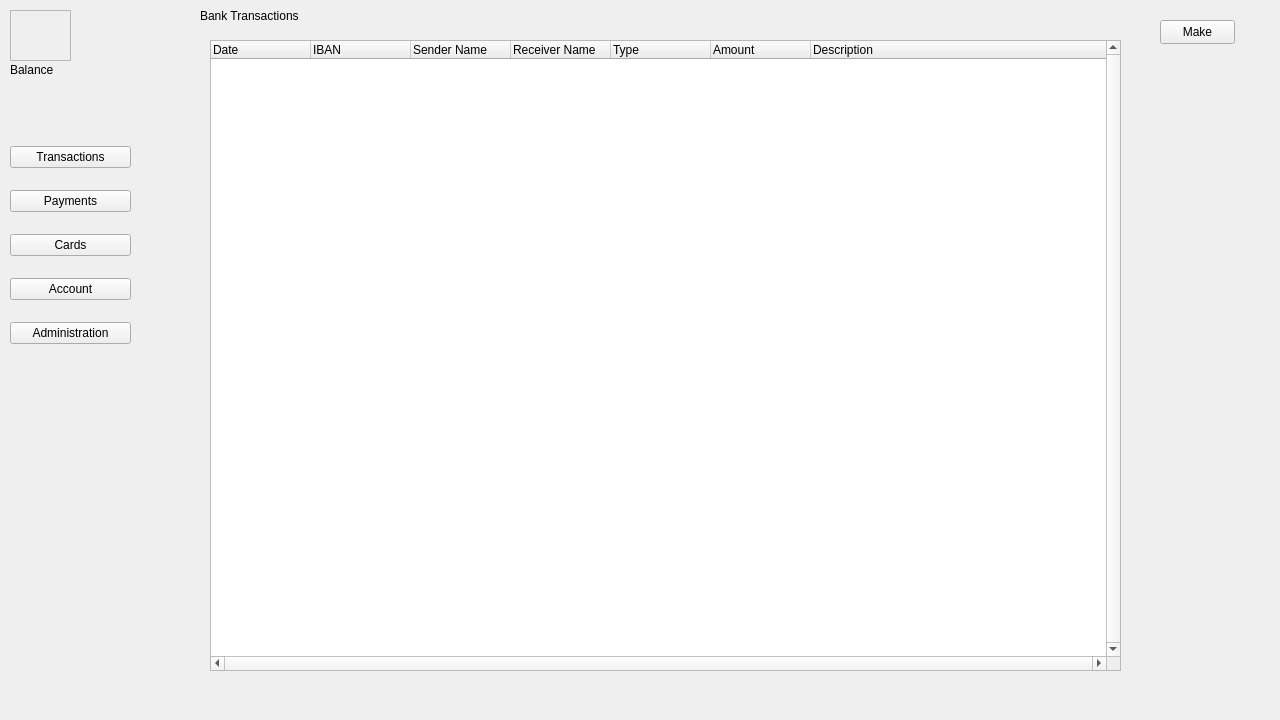
Old version of the form forms/mainwindow.ui in the repository IVAndreev21/YRT.
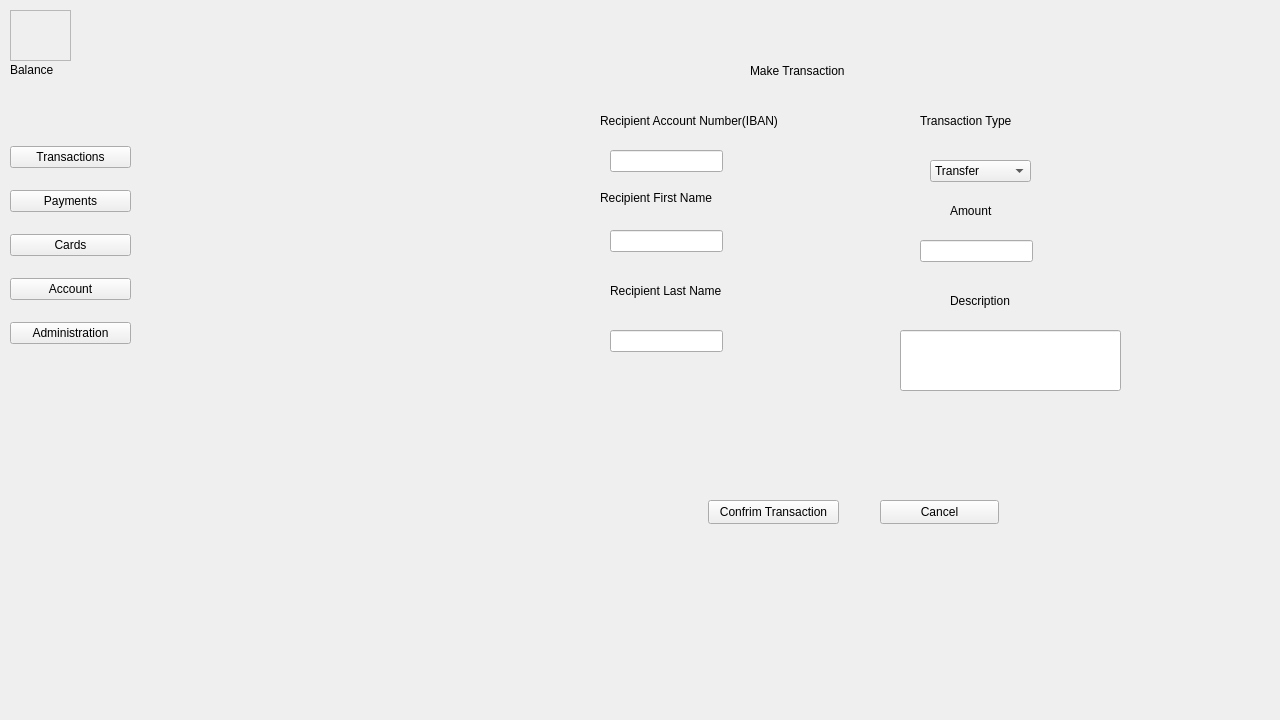
New version of the form. Icons and pictures are not drawn.

Commit message: Make "create transaction" page UI

Patch:
```diff
--- a/forms/mainwindow.ui
+++ b/forms/mainwindow.ui
@@ -147,7 +147,7 @@
     </rect>
    </property>
    <property name="currentIndex">
-    <number>0</number>
+    <number>5</number>
    </property>
    <widget class="QWidget" name="transacions_page">
     <widget class="QLabel" name="label">
@@ -220,7 +220,7 @@
     <widget class="QPushButton" name="make_BTN">
      <property name="geometry">
       <rect>
-       <x>970</x>
+       <x>980</x>
        <y>20</y>
        <width>75</width>
        <height>24</height>
@@ -332,6 +332,205 @@
      </property>
     </widget>
    </widget>
+   <widget class="QWidget" name="make_transaction_page">
+    <widget class="QLabel" name="type_mt_LA">
+     <property name="geometry">
+      <rect>
+       <x>730</x>
+       <y>110</y>
+       <width>101</width>
+       <height>21</height>
+      </rect>
+     </property>
+     <property name="text">
+      <string>Transaction Type</string>
+     </property>
+    </widget>
+    <widget class="QLineEdit" name="last_name_mt_LE">
+     <property name="geometry">
+      <rect>
+       <x>420</x>
+       <y>330</y>
+       <width>113</width>
+       <height>22</height>
+      </rect>
+     </property>
+    </widget>
+    <widget class="QLabel" name="IBAN_mt_LA">
+     <property name="geometry">
+      <rect>
+       <x>410</x>
+       <y>110</y>
+       <width>251</width>
+       <height>21</height>
+      </rect>
+     </property>
+     <property name="text">
+      <string>Recipient Account Number(IBAN)</string>
+     </property>
+    </widget>
+    <widget class="QLabel" name="amount_mt_LA">
+     <property name="geometry">
+      <rect>
+       <x>760</x>
+       <y>200</y>
+       <width>101</width>
+       <height>21</height>
+      </rect>
+     </property>
+     <property name="text">
+      <string>Amount</string>
+     </property>
+    </widget>
+    <widget class="QLineEdit" name="amount_mt_LE">
+     <property name="geometry">
+      <rect>
+       <x>730</x>
+       <y>240</y>
+       <width>113</width>
+       <height>22</height>
+      </rect>
+     </property>
+    </widget>
+    <widget class="QPushButton" name="confrim_mt_PB">
+     <property name="geometry">
+      <rect>
+       <x>518</x>
+       <y>500</y>
+       <width>131</width>
+       <height>24</height>
+      </rect>
+     </property>
+     <property name="text">
+      <string>Confrim Transaction</string>
+     </property>
+    </widget>
+    <widget class="QLabel" name="description_mt_LA">
+     <property name="geometry">
+      <rect>
+       <x>760</x>
+       <y>290</y>
+       <width>101</width>
+       <height>21</height>
+      </rect>
+     </property>
+     <property name="text">
+      <string>Description</string>
+     </property>
+    </widget>
+    <widget class="QComboBox" name="type_mt_CB">
+     <property name="geometry">
+      <rect>
+       <x>740</x>
+       <y>160</y>
+       <width>101</width>
+       <height>22</height>
+      </rect>
+     </property>
+     <item>
+      <property name="text">
+       <string>Transfer</string>
+      </property>
+     </item>
+     <item>
+      <property name="text">
+       <string>Bill Payment</string>
+      </property>
+     </item>
+     <item>
+      <property name="text">
+       <string>Online Purchase</string>
+      </property>
+     </item>
+     <item>
+      <property name="text">
+       <string>Loan Payment</string>
+      </property>
+     </item>
+    </widget>
+    <widget class="QLineEdit" name="IBAN_mt_LE">
+     <property name="geometry">
+      <rect>
+       <x>420</x>
+       <y>150</y>
+       <width>113</width>
+       <height>22</height>
+      </rect>
+     </property>
+    </widget>
+    <widget class="QLineEdit" name="first_name_mt_LE">
+     <property name="geometry">
+      <rect>
+       <x>420</x>
+       <y>230</y>
+       <width>113</width>
+       <height>22</height>
+      </rect>
+     </property>
+    </widget>
+    <widget class="QLineEdit" name="description_mt_LE">
+     <property name="geometry">
+      <rect>
+       <x>710</x>
+       <y>330</y>
+       <width>221</width>
+       <height>61</height>
+      </rect>
+     </property>
+    </widget>
+    <widget class="QPushButton" name="cancel_mt_PB">
+     <property name="geometry">
+      <rect>
+       <x>690</x>
+       <y>500</y>
+       <width>119</width>
+       <height>24</height>
+      </rect>
+     </property>
+     <property name="text">
+      <string>Cancel</string>
+     </property>
+    </widget>
+    <widget class="QLabel" name="first_name_mt_LA">
+     <property name="geometry">
+      <rect>
+       <x>410</x>
+       <y>190</y>
+       <width>321</width>
+       <height>16</height>
+      </rect>
+     </property>
+     <property name="text">
+      <string>Recipient First Name</string>
+     </property>
+    </widget>
+    <widget class="QLabel" name="make_transaction_LA">
+     <property name="geometry">
+      <rect>
+       <x>560</x>
+       <y>60</y>
+       <width>101</width>
+       <height>21</height>
+      </rect>
+     </property>
+     <property name="text">
+      <string>Make Transaction</string>
+     </property>
+    </widget>
+    <widget class="QLabel" name="last_name_mt_LA">
+     <property name="geometry">
+      <rect>
+       <x>420</x>
+       <y>280</y>
+       <width>291</width>
+       <height>21</height>
+      </rect>
+     </property>
+     <property name="text">
+      <string>Recipient Last Name</string>
+     </property>
+    </widget>
+   </widget>
   </widget>
  </widget>
  <resources/>
```
Left out of the diff: 6 changed lines with no effect on the pictures. The commit also changes 1 other file.
